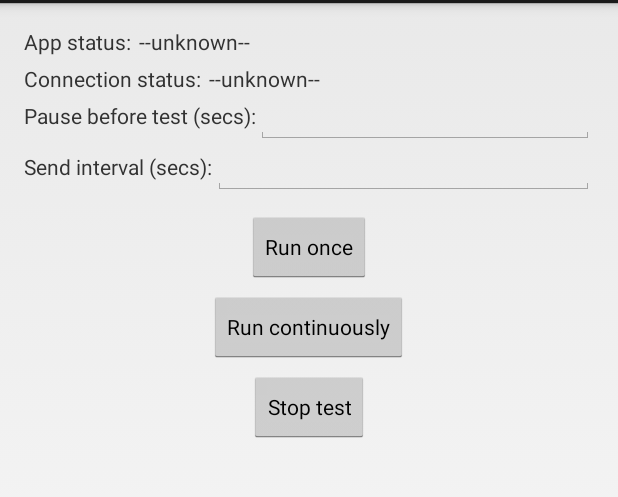
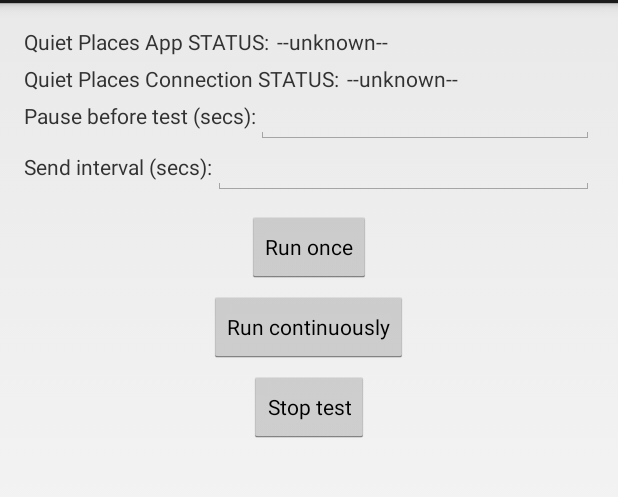
Before and after one commit to Preston-Landers/QuietPlacesMockLocations, an Android app: the screen it shows after launch (MainActivity), on a phone screen of 412 x 824 dp, the part 69-566 px from its top. Run offline under Robolectric (Android 15) with nearby library versions, the phone set to English and light mode, and no system bars.

Commit message:
I update the mock locations to have 46 points around a 2 block area at the PRC Campus every stop in a lab or the commons building has 3 immediate adjacent mock locations simulating an individual walking around in a building, second attempt and updated some text on the screen

```diff
--- a/QuietPlacesMockLocations/src/main/java/edu/utexas/quietplaces/mocklocations/TestLocation.java
+++ b/QuietPlacesMockLocations/src/main/java/edu/utexas/quietplaces/mocklocations/TestLocation.java
@@ -48,9 +48,9 @@ public class TestLocation {
      */
     public TestLocation() {
 
-        Id = "test";
-        Latitude = 37.4199338;
-        Longitude = -122.0818539;
+        Id = "UT PRC test";
+        Latitude = 30.387203;
+        Longitude = -97.72669;
         Accuracy = 3.0f;
     }
 }
--- a/QuietPlacesMockLocations/src/main/res/values/strings.xml
+++ b/QuietPlacesMockLocations/src/main/res/values/strings.xml
@@ -21,8 +21,8 @@
     <string name="manage_mock_testing_banner">Manage mock location testing</string>
     <string name="one_run_button_text">Run once</string>
     <string name="location_test_finish">Test run finished</string>
-    <string name="app_status_label">App status:</string>
-    <string name="connection_status_label">Connection status:</string>
+    <string name="app_status_label">Quiet Places App STATUS:</string>
+    <string name="connection_status_label">Quiet Places Connection STATUS:</string>
     <string name="unknown_string_value">--unknown--</string>
     <string name="testing_started">Location testing started</string>
     <!-- Latitude, longitude format -->
```
Also changed, not shown: QuietPlacesMockLocations/src/main/java/edu/utexas/quietplaces/mocklocations/LocationUtils.java (+5 -5 lines), 1 other file.
